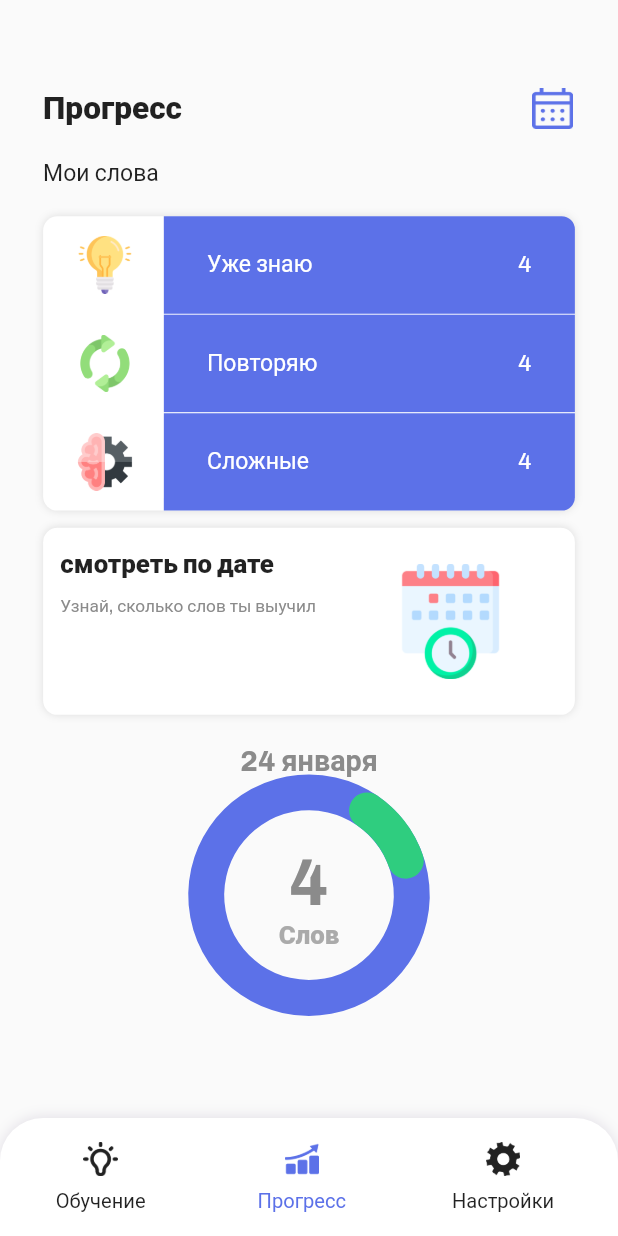
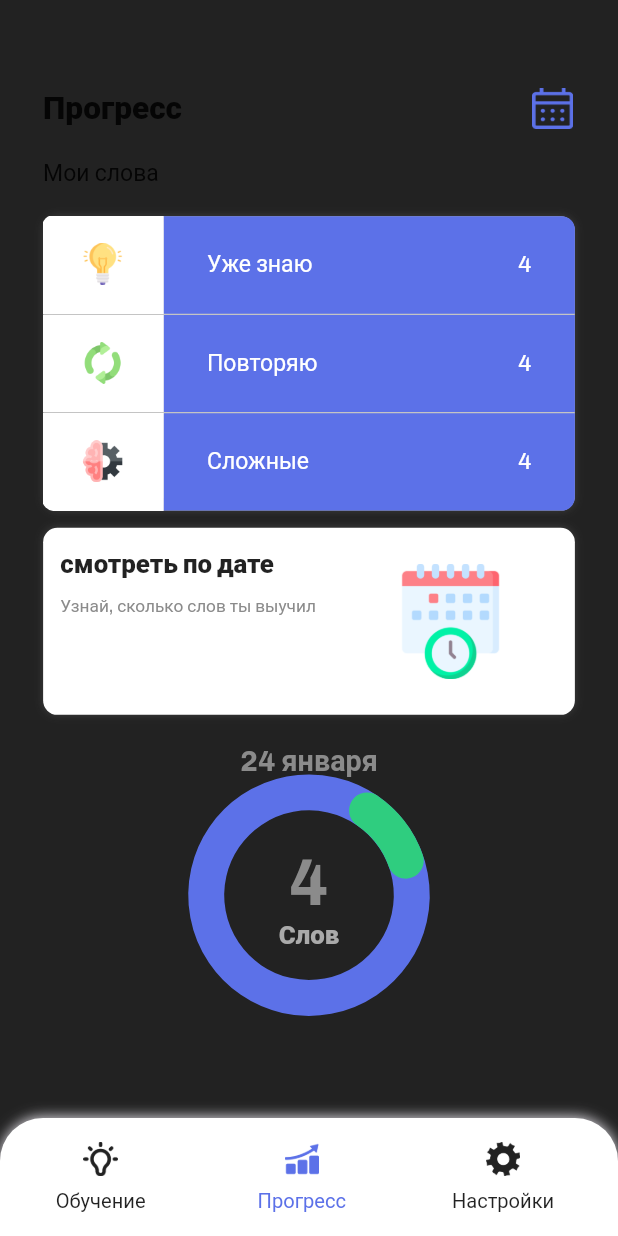
Before and after one commit to anatoliyKaragodin/one_minute_english_2, a Flutter app: the MainAppMenuScreenView screen opened directly, swiped to page 2, on a phone screen of 412 x 824 dp. Run offline on Flutter 3.47's test engine with Material 2 defaults, Android fonts, the phone set to English and light mode, and no system bars; drawn by our look-alikes of percent_indicator; our stand-ins replace carousel_slider, flutter_local_notifications, flutter_riverpod, flutter_svg, shared_preferences, timezone; accounts and stored records are empty; statements that could not run were skipped.

Commit message:
add dark theme

```diff
--- a/lib/src/screens/main_app_menu_screen/view/main_app_menu_screen_view.dart
+++ b/lib/src/screens/main_app_menu_screen/view/main_app_menu_screen_view.dart
@@ -1,3 +1,4 @@
+import 'package:one_minute_english/main.dart';
 import 'package:one_minute_english/src/screens/main_app_menu_screen/controller/main_app_menu_controller.dart';
 import 'package:one_minute_english/src/screens/main_menu_education_screen/view/main_menu_education_screen_view.dart';
 import 'package:one_minute_english/src/screens/main_menu_progress_screen/view/main_menu_progress_screen_view.dart';
@@ -71,8 +72,13 @@
       width: myParameters.width,
       height: myParameters.pixelHeight * 89,
       decoration: BoxDecoration(
-          color: MyColors.whiteColor,
-          boxShadow: [BoxShadow(blurRadius: 7, color: MyColors.greyColorLite!)],
+          color:
+              isDarkTheme ? MyColors.backColorDarkTheme : MyColors.whiteColor,
+          boxShadow: [
+            BoxShadow(
+                blurRadius: 7,
+                color: MyColors.greyColorLite!.withOpacity(isDarkTheme ? 0 : 1))
+          ],
           borderRadius: BorderRadius.only(
               topLeft: Radius.circular(myParameters.pixelWidth * 30),
               topRight: Radius.circular(myParameters.pixelWidth * 30))),
@@ -95,7 +101,9 @@
                           icons[index],
                           color: index == menuIndex
                               ? MyColors.mainColor
-                              : MyColors.blackColor87,
+                              : isDarkTheme
+                                  ? MyColors.whiteColor
+                                  : MyColors.blackColor87,
                           height: myParameters.pixelHeight * 26,
                           width: myParameters.pixelWidth * 26,
                         ),
@@ -107,7 +115,9 @@
                             style: TextStyle(
                                 color: index == menuIndex
                                     ? MyColors.mainColor
-                                    : MyColors.blackColor87,
+                                    : isDarkTheme
+                                        ? MyColors.whiteColor
+                                        : MyColors.blackColor87,
                                 fontFamily: MyConstants.fontLabel,
                                 fontSize: myParameters.pixelWidth * 14),
                           ),
--- a/lib/src/screens/main_menu_progress_screen/view/main_menu_progress_screen_view.dart
+++ b/lib/src/screens/main_menu_progress_screen/view/main_menu_progress_screen_view.dart
@@ -1,6 +1,7 @@
 import 'package:one_minute_english/src/screens/main_menu_progress_screen/view/widgets/my_progress_circle_indicator.dart';
 import 'package:one_minute_english/src/utils/library.dart';
 
+import '../../../../main.dart';
 import '../../../utils/app_language/app_language.dart';
 import '../../../utils/constants.dart';
 import '../../../utils/my_colors.dart';
@@ -52,7 +53,7 @@
       child: Text(
         lang[LangKey.myWords]!,
         style: TextStyle(
-            color: MyColors.blackColor87,
+            color: isDarkTheme ? MyColors.whiteColor : MyColors.blackColor87,
             fontWeight: FontWeight.w400,
             fontFamily: MyConstants.fontLabel,
             fontSize: myParameters.pixelWidth * 16),
@@ -69,11 +70,13 @@
       child: Container(
         height: myParameters.pixelHeight * 222,
         decoration: BoxDecoration(
-            color: MyColors.whiteColor,
+            color: MyColors.whiteColor70,
             borderRadius: BorderRadius.circular(myParameters.pixelWidth * 10),
             boxShadow: [
               BoxShadow(
-                  color: MyColors.textLiteGreyColor.withOpacity(0.25),
+                  color: isDarkTheme
+                      ? MyColors.blackColor87!
+                      : MyColors.textLiteGreyColor.withOpacity(0.25),
                   blurRadius: 4)
             ]),
         child: Column(
@@ -81,11 +84,28 @@
           children: List.generate(
               3,
               (index) => Stack(children: [
-                    SizedBox(
-                      height: myParameters.pixelHeight * 73.5,
+                    Positioned(
+                      left: -1,
+                      top: -1,
+                      child: Container(
+                        height: myParameters.pixelHeight * 75,
+                        width: myParameters.pixelWidth * 85,
+                        decoration: BoxDecoration(
+                          color: isDarkTheme
+                              ? MyColors.backColorDarkTheme
+                              : MyColors.whiteColor,
+                          borderRadius: BorderRadius.only(
+                              bottomLeft: index == 2
+                                  ? Radius.circular(
+                                      myParameters.pixelHeight * 10)
+                                  : Radius.zero,
+                              topLeft: index == 0
+                                  ? Radius.circular(
+                                      myParameters.pixelHeight * 10)
+                                  : Radius.zero),
+                        ),
                         child: Padding(
-                        padding:
-                            EdgeInsets.only(left: myParameters.pixelWidth * 23),
+                          padding: EdgeInsets.all(myParameters.pixelWidth * 20),
                           child: Image.asset(
                             imgs[index],
                             height: myParameters.pixelHeight * 40,
@@ -93,9 +113,12 @@
                           ),
                         ),
                       ),
+                    ),
                     Align(
                       alignment: Alignment.centerRight,
-                      child: Container(
+                      child: Column(
+                        children: [
+                          Container(
                             height: myParameters.pixelHeight * 73.5,
                             width: myParameters.pixelWidth * (378 - 92),
                             decoration: BoxDecoration(
@@ -114,7 +137,8 @@
                               padding: EdgeInsets.symmetric(
                                   horizontal: myParameters.pixelWidth * 30),
                               child: Row(
-                            mainAxisAlignment: MainAxisAlignment.spaceBetween,
+                                mainAxisAlignment:
+                                    MainAxisAlignment.spaceBetween,
                                 children: [
                                   Text(
                                     texts[index]!,
@@ -136,6 +160,8 @@
                               ),
                             ),
                           ),
+                        ],
+                      ),
                     ),
                   ])),
         ),
@@ -150,7 +176,9 @@
       child: Container(
           height: myParameters.pixelHeight * 141,
           decoration: BoxDecoration(
-              color: MyColors.whiteColor,
+              color: isDarkTheme
+                  ? MyColors.backColorDarkTheme
+                  : MyColors.whiteColor,
               borderRadius: BorderRadius.circular(myParameters.pixelWidth * 10),
               boxShadow: [
                 BoxShadow(
@@ -170,7 +198,9 @@
                     Text(
                       lang[LangKey.lookingByDate]!,
                       style: TextStyle(
-                          color: MyColors.blackColor87,
+                          color: isDarkTheme
+                              ? MyColors.whiteColor
+                              : MyColors.blackColor87,
                           fontWeight: FontWeight.w900,
                           fontFamily: MyConstants.fontLabel,
                           fontSize: myParameters.pixelWidth * 18),
@@ -216,7 +246,8 @@
           Text(
             lang[LangKey.progress]!,
             style: TextStyle(
-                color: MyColors.blackColor87,
+                color:
+                    isDarkTheme ? MyColors.whiteColor : MyColors.blackColor87,
                 fontWeight: FontWeight.w900,
                 fontFamily: MyConstants.fontLabel,
                 fontSize: myParameters.pixelWidth * 22),
--- a/lib/src/screens/main_menu_progress_screen/view/widgets/my_progress_circle_indicator.dart
+++ b/lib/src/screens/main_menu_progress_screen/view/widgets/my_progress_circle_indicator.dart
@@ -1,3 +1,4 @@
+import 'package:one_minute_english/main.dart';
 import 'package:one_minute_english/src/utils/library.dart';
 import 'package:one_minute_english/src/utils/my_colors.dart';
 
@@ -24,7 +25,9 @@
           child: Text(
             '24 января',
             style: TextStyle(
-                color: MyColors.textLiteGreyColor,
+                color: isDarkTheme
+                    ? MyColors.whiteColor
+                    : MyColors.textLiteGreyColor,
                 fontWeight: FontWeight.w700,
                 fontFamily: MyConstants.fontLabel,
                 fontSize: myParameters.pixelWidth * 20),
@@ -52,7 +55,9 @@
               Text(
                 '4',
                 style: TextStyle(
-                    color: MyColors.textLiteGreyColor,
+                    color: isDarkTheme
+                        ? MyColors.whiteColor
+                        : MyColors.textLiteGreyColor,
                     fontWeight: FontWeight.w700,
                     fontFamily: MyConstants.fontLabel,
                     fontSize: myParameters.pixelWidth * 45),
@@ -60,7 +65,9 @@
               Text(
                 lang[LangKey.words]!,
                 style: TextStyle(
-                    color: MyColors.textMoreLiteGreyColor,
+                    color: isDarkTheme
+                        ? MyColors.whiteColor
+                        : MyColors.textMoreLiteGreyColor,
                     fontWeight: FontWeight.w800,
                     fontFamily: MyConstants.fontLabel,
                     fontSize: myParameters.pixelWidth * 18),
--- a/lib/src/screens/main_menu_settings/view/widgets/my_rating_widget.dart
+++ b/lib/src/screens/main_menu_settings/view/widgets/my_rating_widget.dart
@@ -2,6 +2,7 @@
 import 'package:one_minute_english/src/utils/library.dart';
 import 'package:one_minute_english/src/utils/my_colors.dart';
 
+import '../../../../../main.dart';
 import '../../../../utils/my_parameters.dart';
 
 class MyRatingWidget extends ConsumerStatefulWidget {
@@ -30,7 +31,9 @@
                     'assets/ui_images/main_app/settings/star.png',
                     color: index <= widget.rating - 1
                         ? MyColors.orangeColor
-                        : MyColors.blackColor12,
+                        : isDarkTheme
+                            ? MyColors.whiteColor
+                            : MyColors.blackColor12,
                   ),
                 )),
       ),
--- a/lib/src/screens/main_menu_settings/view/widgets/my_switch.dart
+++ b/lib/src/screens/main_menu_settings/view/widgets/my_switch.dart
@@ -1,6 +1,7 @@
 import 'package:one_minute_english/src/utils/library.dart';
 import 'package:one_minute_english/src/utils/my_colors.dart';
 
+import '../../../../../main.dart';
 import '../../../../utils/my_parameters.dart';
 
 class MySwitch extends StatelessWidget {
@@ -41,7 +42,9 @@
                     BorderRadius.circular(myParameters.pixelHeight * 22),
                 color: isOn
                     ? backgroundColor ?? MyColors.greenColor
-                    : Colors.grey[200]),
+                    : isDarkTheme
+                        ? MyColors.greyColor
+                        : Colors.grey[200]),
           ),
           AnimatedPositioned(
             left: isOn ? myParameters.pixelWidth * 22 : 0,
--- a/lib/src/screens/subscrubtion_screen/view/widgets/subscription_dialog_widget.dart
+++ b/lib/src/screens/subscrubtion_screen/view/widgets/subscription_dialog_widget.dart
@@ -36,6 +36,7 @@
     ];
 
     return Dialog(
+      backgroundColor: MyColors.whiteColor,
       shape: RoundedRectangleBorder(
           borderRadius: BorderRadius.circular(myParameters.pixelWidth * 10)),
       child: SizedBox(
@@ -122,6 +123,7 @@
     return Text(
       lang[LangKey.dontWorry]!,
       style: TextStyle(
+          color: MyColors.blackColor87,
           fontFamily: MyConstants.fontLabel,
           fontWeight: FontWeight.w900,
           fontSize: myParameters.pixelWidth * 16),
--- a/lib/src/utils/app_language/lang_ru.dart
+++ b/lib/src/utils/app_language/lang_ru.dart
@@ -9,7 +9,7 @@
     LangKey.introduceText2:
         'В основе - методика запоминания «Fast brain» и улучшенная технология интервального повторения',
     LangKey.introduceText3:
-        'Учи по 8 новых слов в день. И уже через месяц Ты запомнишь более 250 слов',
+        'Учи по 8 новых слов в день. И уже через месяц ты запомнишь более 250 слов',
     LangKey.introduceText4:
         'Приложение адаптируется под твои интересы, результаты и регулярность занятий',
     LangKey.selectAll: 'Выбрать все',
@@ -33,7 +33,7 @@
     LangKey.turnOnRemindersToPracticeEnglish:
         'Включи напоминание для практики английского',
     LangKey.study7daysForFree: 'Учись 7 дней бесплатно',
-    LangKey.trainingProgramPreparation: 'Подготовка программы',
+    LangKey.trainingProgramPreparation: 'Подготовка программы обучения',
     LangKey.todayFullAccess: 'Сегодня. Полный доступ',
     LangKey.nothingToPayNow: 'Ничего не нужно платить сейчас',
     LangKey.day5Notification: 'День 5. Напоминание',
@@ -44,7 +44,7 @@
     LangKey.continueButton: 'Продолжить',
     LangKey.after28days: 'Через 28 дней',
     LangKey.youWillNotWasteTimeLookingForTheRightWord:
-        'Вы не будете тратить время на поиск подходящего слова',
+        'ты не будешь терять время на поиски нужного слова',
     LangKey.oneMonth: '1 месяц',
     LangKey.twelveMonths: '12 месяцев',
     LangKey.monthShort: 'мес.',
--- a/lib/src/utils/my_colors.dart
+++ b/lib/src/utils/my_colors.dart
@@ -12,6 +12,9 @@
   static Color? blackColor87 = Colors.black87;
   static Color? blackColor12 = Colors.black12;
   static Color? greyColor = Colors.grey[500];
+  static Color greyColorDarkTheme = Colors.grey[700]!;
+  static Color backColorDarkTheme = const Color(0xFF242426);
+  static Color purpleColor = const Color(0xFF906FEE);
   static Color? greyColorLite = const Color(0xFFe2dfe6);
   static Color greenColor = const Color(0xFF2FCD7F);
   static Color greenDarkColor = const Color(0xFF44AB02);
```
Also changed, not shown: lib/main.dart (+10 -5 lines), lib/src/screens/main_menu_education_screen/view/main_menu_education_screen_view.dart (+5 -3 lines), lib/src/screens/main_menu_education_screen/view/widgets/list_of_learning_themes_widget.dart (+8 -4 lines), lib/src/screens/main_menu_settings/view/settings_view.dart (+30 -28 lines), lib/src/screens/set_notification_screen/view/widgets/my_time_notification_widget.dart (+4 -3 lines), lib/src/screens/start_screen/view/widgets/introduce_widget.dart (+14 -5 lines), lib/src/screens/subscrubtion_screen/view/subscribtion_screen_view.dart (+13 -14 lines), lib/src/screens/subscrubtion_screen/view/subscription_screen_view_2.dart (+25 -5 lines). Lines whose indentation alone changed are shown as unchanged.
